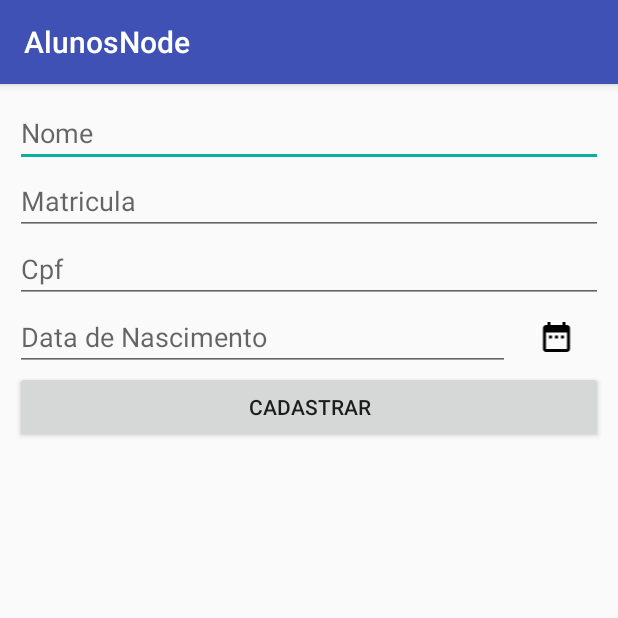
After one commit to randerson3301/AlunosMVP, an Android app: the CadastroActivity screen opened directly, with no data from a screen before it, on a phone screen of 412 x 824 dp, the top half of it. The commit adds this screen. Run offline under Robolectric (Android 15) with nearby library versions, the phone set to English and light mode, and no system bars.

Commit message:
É possível adicionar um novo aluno

```diff
--- /dev/null
+++ b/app/src/main/java/br/com/senaijandira/alunosnode/activity/CadastroActivity.java
@@ -0,0 +1,107 @@
+package br.com.senaijandira.alunosnode.activity;
+
+import android.app.DatePickerDialog;
+import android.app.Dialog;
+import android.content.DialogInterface;
+import android.support.v4.app.DialogFragment;
+import android.support.v7.app.AlertDialog;
+import android.support.v7.app.AppCompatActivity;
+import android.os.Bundle;
+import android.view.View;
+import android.widget.DatePicker;
+import android.widget.EditText;
+import android.widget.Toast;
+
+import java.util.Calendar;
+
+import br.com.senaijandira.alunosnode.R;
+import br.com.senaijandira.alunosnode.model.Aluno;
+import br.com.senaijandira.alunosnode.model.ApiResult;
+import br.com.senaijandira.alunosnode.presenter.CadastroPresenter;
+import br.com.senaijandira.alunosnode.service.AlunosService;
+import br.com.senaijandira.alunosnode.service.ServiceFactory;
+import br.com.senaijandira.alunosnode.util.DateUtil;
+import br.com.senaijandira.alunosnode.view.CadastroView;
+import retrofit2.Callback;
+import retrofit2.Response;
+
+public class CadastroActivity extends AppCompatActivity implements CadastroView {
+
+
+    AlunosService service = ServiceFactory.create();
+    static EditText txtNome, txtDataNasc, txtMatricula, txtCpf;
+    CadastroPresenter presenter;
+    @Override
+    protected void onCreate(Bundle savedInstanceState) {
+        super.onCreate(savedInstanceState);
+        setContentView(R.layout.activity_cadastro);
+        txtNome = findViewById(R.id.txtNomeAluno);
+        txtDataNasc = findViewById(R.id.txtDataNasc);
+        txtMatricula = findViewById(R.id.txtMatricula);
+        txtCpf = findViewById(R.id.txtCpf);
+
+        presenter = new CadastroPresenter(this, service);
+    }
+
+    public void cadastroAluno(View view) {
+        String nome = txtNome.getText().toString();
+        String dtNasc = txtDataNasc.getText().toString();
+        String matricula = txtMatricula.getText().toString();
+        String cpf = txtCpf.getText().toString();
+
+        int dataFormatada = new DateUtil().convertToInt(dtNasc);
+
+        Aluno aluno = new Aluno();
+        aluno.setNome(nome);
+        aluno.setDataNascimento(dataFormatada);
+        aluno.setCpf(cpf);
+        aluno.setMatricula(Integer.parseInt(matricula));
+
+        presenter.cadastrarAluno(aluno);
+    }
+
+
+
+    public void abrirCalendario(View view) {
+        DialogFragment newFragment = new DatePickerFragment();
+        newFragment.show(getSupportFragmentManager(), "datePicker");
+    }
+
+    @Override
+    public void showMessage(String title, String msg) {
+        AlertDialog.Builder dialog = new AlertDialog.Builder(this);
+        dialog.setTitle(title);
+        dialog.setMessage(msg);
+        dialog.create();
+        dialog.setPositiveButton("Ok", new DialogInterface.OnClickListener() {
+            @Override
+            public void onClick(DialogInterface dialog, int which) {
+                finish();
+            }
+        });
+        dialog.show();
+    }
+
+    //class para DatePicker
+    public static class DatePickerFragment extends DialogFragment
+            implements DatePickerDialog.OnDateSetListener {
+
+        @Override
+        public Dialog onCreateDialog(Bundle savedInstanceState) {
+            // Use the current date as the default date in the picker
+            final Calendar c = Calendar.getInstance();
+            int year = c.get(Calendar.YEAR);
+            int month = c.get(Calendar.MONTH);
+            int day = c.get(Calendar.DAY_OF_MONTH);
+
+            // Create a new instance of DatePickerDialog and return it
+            return new DatePickerDialog(getActivity(), this, year, month, day);
+        }
+
+        public void onDateSet(DatePicker view, int year, int month, int day) {
+            // Do something with the date chosen by the user
+            String data = String.format("%02d/%02d/%d", day, month, year);
+            txtDataNasc.setText(data);
+        }
+    }
+}
--- /dev/null
+++ b/app/src/main/java/br/com/senaijandira/alunosnode/presenter/CadastroPresenter.java
@@ -0,0 +1,44 @@
+package br.com.senaijandira.alunosnode.presenter;
+
+import br.com.senaijandira.alunosnode.model.Aluno;
+import br.com.senaijandira.alunosnode.model.ApiResult;
+import br.com.senaijandira.alunosnode.service.AlunosService;
+import br.com.senaijandira.alunosnode.service.ServiceFactory;
+import br.com.senaijandira.alunosnode.view.CadastroView;
+import retrofit2.Callback;
+import retrofit2.Response;
+
+public class CadastroPresenter {
+    CadastroView view;
+
+    AlunosService service;
+
+
+
+    public CadastroPresenter(CadastroView view, AlunosService service) {
+        this.view = view;
+        this.service = service;
+    }
+
+    public void cadastrarAluno(Aluno aluno){
+        service.cadastrarAluno(aluno).enqueue(new Callback<ApiResult>() {
+
+            @Override
+            public void onResponse(retrofit2.Call<ApiResult> call, Response<ApiResult> response) {
+                ApiResult result = response.body();
+
+                if(result.isSucesso()) {
+                    view.showMessage("Sucesso", "Sucesso");
+                } else  {
+                    view.showMessage("Deu não", "Foi mal Bro");
+                }
+            }
+
+            @Override
+            public void onFailure(retrofit2.Call<ApiResult> call, Throwable t) {
+                view.showMessage("Error", t.getMessage());
+                t.printStackTrace();
+            }
+        });
+    }
+}
--- a/app/src/main/java/br/com/senaijandira/alunosnode/MainPresenter.java
+++ b/app/src/main/java/br/com/senaijandira/alunosnode/presenter/MainPresenter.java
@@ -1,4 +1,4 @@
-package br.com.senaijandira.alunosnode;
+package br.com.senaijandira.alunosnode.presenter;
 
 import android.util.Log;
 
@@ -6,6 +6,7 @@ import java.util.List;
 
 import br.com.senaijandira.alunosnode.model.Aluno;
 import br.com.senaijandira.alunosnode.service.AlunosService;
+import br.com.senaijandira.alunosnode.view.MainView;
 import retrofit2.Call;
 import retrofit2.Callback;
 import retrofit2.Response;
--- a/app/src/main/java/br/com/senaijandira/alunosnode/service/AlunosService.java
+++ b/app/src/main/java/br/com/senaijandira/alunosnode/service/AlunosService.java
@@ -3,18 +3,24 @@ package br.com.senaijandira.alunosnode.service;
 import java.util.List;
 
 import br.com.senaijandira.alunosnode.model.Aluno;
+import br.com.senaijandira.alunosnode.model.ApiResult;
 import retrofit2.Call;
+import retrofit2.http.Body;
 import retrofit2.http.GET;
+import retrofit2.http.POST;
+import retrofit2.http.Path;
 
 public interface AlunosService {
     /* Precisa ser uma interface */
 
-    String URL_BASE = "http://10.0.2.2:5001/"; // String base da  API || 10.0.2.2 é o IP padrão do android para esse tipo de conexao || Quando for fazer um app mesmo colocar o ip do servidor
+    String URL_BASE = "http://10.0.2.2:5002/"; // String base da  API || 10.0.2.2 é o IP padrão do android para esse tipo de conexao || Quando for fazer um app mesmo colocar o ip do servidor
 
     @GET("/alunos") /* Assim como no banco, precisa realizar uma assinatura do método */
     Call<List<Aluno>> obterAlunos(); //Esse método não é void pois vai retornar uma chamda de lista de alunos
 
-    //@GET("/alunos/{id}")
-   // Call<List<Aluno>> obterAlunos();
+    @GET("/alunos/{id}")
+    Call<Aluno> obterAlunosPorId(@Path("id") int id);
 
+    @POST("/alunos/novo")
+    Call<ApiResult> cadastrarAluno(@Body Aluno aluno);
 }
--- /dev/null
+++ b/app/src/main/java/br/com/senaijandira/alunosnode/view/CadastroView.java
@@ -0,0 +1,7 @@
+package br.com.senaijandira.alunosnode.view;
+
+public interface CadastroView {
+    void showMessage(String title, String msg);
+
+
+}
--- a/app/src/main/java/br/com/senaijandira/alunosnode/MainView.java
+++ b/app/src/main/java/br/com/senaijandira/alunosnode/view/MainView.java
@@ -1,4 +1,4 @@
-package br.com.senaijandira.alunosnode;
+package br.com.senaijandira.alunosnode.view;
 
 import java.util.List;
 
--- /dev/null
+++ b/app/src/main/res/drawable/ic_date_range.xml
@@ -0,0 +1,9 @@
+<vector xmlns:android="http://schemas.android.com/apk/res/android"
+        android:width="24dp"
+        android:height="24dp"
+        android:viewportWidth="24.0"
+        android:viewportHeight="24.0">
+    <path
+        android:fillColor="#FF000000"
+        android:pathData="M9,11L7,11v2h2v-2zM13,11h-2v2h2v-2zM17,11h-2v2h2v-2zM19,4h-1L18,2h-2v2L8,4L8,2L6,2v2L5,4c-1.11,0 -1.99,0.9 -1.99,2L3,20c0,1.1 0.89,2 2,2h14c1.1,0 2,-0.9 2,-2L21,6c0,-1.1 -0.9,-2 -2,-2zM19,20L5,20L5,9h14v11z"/>
+</vector>
--- /dev/null
+++ b/app/src/main/res/layout/activity_cadastro.xml
@@ -0,0 +1,59 @@
+<?xml version="1.0" encoding="utf-8"?>
+<LinearLayout xmlns:android="http://schemas.android.com/apk/res/android"
+    xmlns:app="http://schemas.android.com/apk/res-auto"
+    xmlns:tools="http://schemas.android.com/tools"
+    android:layout_width="match_parent"
+    android:layout_height="match_parent"
+    tools:context=".activity.CadastroActivity"
+    android:orientation="vertical"
+    android:padding="10dp"
+    >
+    <EditText
+        android:layout_width="match_parent"
+        android:layout_height="wrap_content"
+        android:id="@+id/txtNomeAluno"
+        android:hint="Nome"
+        />
+    <EditText
+        android:layout_width="match_parent"
+        android:layout_height="wrap_content"
+        android:id="@+id/txtMatricula"
+        android:hint="Matricula"
+        />
+    <EditText
+        android:layout_width="match_parent"
+        android:layout_height="wrap_content"
+        android:id="@+id/txtCpf"
+        android:hint="Cpf"
+        />
+
+    <LinearLayout
+        android:layout_width="match_parent"
+        android:layout_height="wrap_content"
+        android:orientation="horizontal"
+        >
+        <EditText
+            android:layout_width="match_parent"
+            android:layout_height="wrap_content"
+            android:layout_weight="1"
+            android:id="@+id/txtDataNasc"
+            android:hint="Data de Nascimento"
+            />
+
+        <ImageView
+            android:layout_width="62dp"
+            android:layout_height="wrap_content"
+            android:layout_gravity="center"
+            android:src="@drawable/ic_date_range"
+            android:onClick="abrirCalendario"
+            />
+    </LinearLayout>
+
+    <Button
+        android:layout_width="match_parent"
+        android:layout_height="wrap_content"
+        android:text="cadastrar"
+        android:onClick="cadastroAluno"
+        />
+
+</LinearLayout>
--- a/app/src/main/res/layout/content_main.xml
+++ b/app/src/main/res/layout/content_main.xml
@@ -5,7 +5,7 @@
     android:layout_width="match_parent"
     android:layout_height="match_parent"
     app:layout_behavior="@string/appbar_scrolling_view_behavior"
-    tools:context=".MainActivity"
+    tools:context=".activity.MainActivity"
     tools:showIn="@layout/activity_main"
     android:orientation="vertical">
     <ProgressBar
--- a/app/src/main/res/menu/menu_main.xml
+++ b/app/src/main/res/menu/menu_main.xml
@@ -1,7 +1,7 @@
 <menu xmlns:android="http://schemas.android.com/apk/res/android"
     xmlns:app="http://schemas.android.com/apk/res-auto"
     xmlns:tools="http://schemas.android.com/tools"
-    tools:context="br.com.senaijandira.alunosnode.MainActivity">
+    tools:context="br.com.senaijandira.alunosnode.activity.MainActivity">
     <item
         android:id="@+id/action_settings"
         android:orderInCategory="100"
--- a/app/src/main/res/values/colors.xml
+++ b/app/src/main/res/values/colors.xml
@@ -2,5 +2,5 @@
 <resources>
     <color name="colorPrimary">#3F51B5</color>
     <color name="colorPrimaryDark">#303F9F</color>
-    <color name="colorAccent">#FF4081</color>
+    <color name="colorAccent">#0aaf9f</color>
 </resources>
```
Also changed, not shown: app/src/main/AndroidManifest.xml (+6 -2 lines), app/src/main/java/br/com/senaijandira/alunosnode/activity/MainActivity.java (renamed from app/src/main/java/br/com/senaijandira/alunosnode/MainActivity.java, +32 -2 lines), app/src/main/java/br/com/senaijandira/alunosnode/activity/VisualizarActivity.java (added, +20 -0 lines), app/src/main/java/br/com/senaijandira/alunosnode/model/ApiResult.java (added, +23 -0 lines), app/src/main/java/br/com/senaijandira/alunosnode/util/DateUtil.java (added, +16 -0 lines), app/src/main/res/layout/activity_main.xml (+7 -2 lines), 2 other files.
